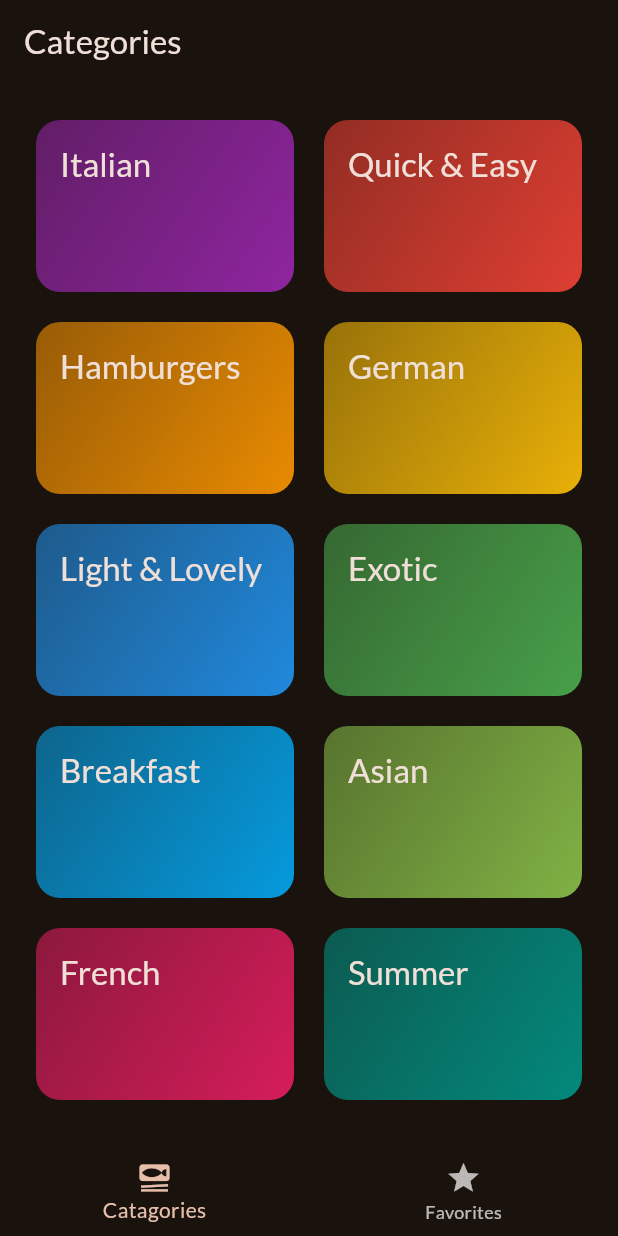
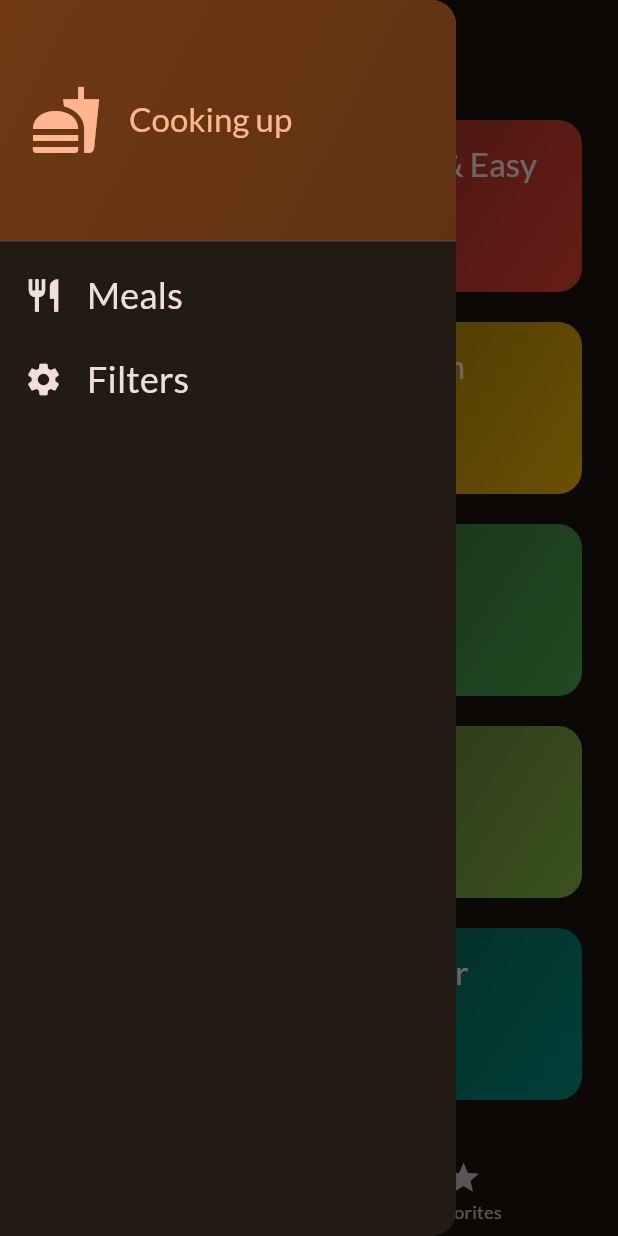
Before and after one commit to dexter9code/Meals_app_demo, a Flutter app: the screen it shows after launch, with the side drawer open (before the commit the screen has no drawer), on a phone screen of 412 x 824 dp. Run offline on Flutter 3.47's test engine with Material 2 defaults, Android fonts, the phone set to English and light mode, and no system bars; our stand-ins replace google_fonts, transparent_image.

Commit message:
added filter screen

```diff
--- a/lib/screens/tabs.dart
+++ b/lib/screens/tabs.dart
@@ -2,6 +2,8 @@ import 'package:flutter/material.dart';
 import 'package:recipe/models/meal.dart';
 import 'package:recipe/screens/Categories.dart';
 import 'package:recipe/screens/Meals.dart';
+import 'package:recipe/screens/fliter.dart';
+import 'package:recipe/widgets/main_drawer.dart';
 
 class TabsScreen extends StatefulWidget {
   const TabsScreen({super.key});
@@ -47,6 +49,14 @@ class _TabsScreen extends State<TabsScreen> {
     }
   }
 
+  void _setScreen(String identifier) {
+    Navigator.of(context).pop();
+    if (identifier == 'filters') {
+      Navigator.of(context).pushReplacement(
+          MaterialPageRoute(builder: (ctx) => const FilterScreen()));
+    }
+  }
+
   @override
   Widget build(BuildContext context) {
     Widget activePage = CategoriesScreen(
@@ -67,6 +77,7 @@ class _TabsScreen extends State<TabsScreen> {
         title: Text(currentTitle),
       ),
       body: activePage,
+      drawer: MainDrawer(onSelectScreen: _setScreen),
       bottomNavigationBar: BottomNavigationBar(
         onTap: _selectPage,
         currentIndex: _selectedIndex,
--- /dev/null
+++ b/lib/widgets/main_drawer.dart
@@ -0,0 +1,75 @@
+import 'package:flutter/material.dart';
+
+class MainDrawer extends StatelessWidget {
+  const MainDrawer({super.key, required this.onSelectScreen});
+
+  final void Function(String identifier) onSelectScreen;
+
+  @override
+  Widget build(BuildContext context) {
+    return Drawer(
+      child: Column(
+        children: [
+          DrawerHeader(
+              padding: const EdgeInsets.all(20),
+              decoration: BoxDecoration(
+                  gradient: LinearGradient(colors: [
+                Theme.of(context).colorScheme.primaryContainer,
+                Theme.of(context).colorScheme.primaryContainer.withOpacity(0.8)
+              ], begin: Alignment.topLeft, end: Alignment.bottomRight)),
+              child: Row(
+                children: [
+                  Icon(
+                    Icons.fastfood,
+                    color: Theme.of(context).colorScheme.primary,
+                    size: 48,
+                  ),
+                  const SizedBox(
+                    width: 18,
+                  ),
+                  Text(
+                    'Cooking up',
+                    style: Theme.of(context)
+                        .textTheme
+                        .titleLarge!
+                        .copyWith(color: Theme.of(context).colorScheme.primary),
+                  )
+                ],
+              )),
+          ListTile(
+            leading: Icon(
+              Icons.restaurant,
+              size: 26,
+              color: Theme.of(context).colorScheme.onBackground,
+            ),
+            title: Text(
+              'Meals',
+              style: Theme.of(context).textTheme.titleSmall!.copyWith(
+                  color: Theme.of(context).colorScheme.onBackground,
+                  fontSize: 24),
+            ),
+            onTap: () {
+              onSelectScreen('meals');
+            },
+          ),
+          ListTile(
+            leading: Icon(
+              Icons.settings,
+              size: 26,
+              color: Theme.of(context).colorScheme.onBackground,
+            ),
+            title: Text(
+              'Filters',
+              style: Theme.of(context).textTheme.titleSmall!.copyWith(
+                  color: Theme.of(context).colorScheme.onBackground,
+                  fontSize: 24),
+            ),
+            onTap: () {
+              onSelectScreen('filters');
+            },
+          )
+        ],
+      ),
+    );
+  }
+}
--- a/lib/widgets/meals_item.dart
+++ b/lib/widgets/meals_item.dart
@@ -70,7 +70,7 @@ class MealsItem extends StatelessWidget {
                         children: [
                           MealsItemsTrait(
                               icon: Icons.schedule,
-                              label: meal.duration.toString()),
+                              label: '${meal.duration.toString()} min'),
                           const SizedBox(
                             width: 12,
                           ),
```
Also changed, not shown: lib/screens/fliter.dart (added, +61 -0 lines), 1 other file.
